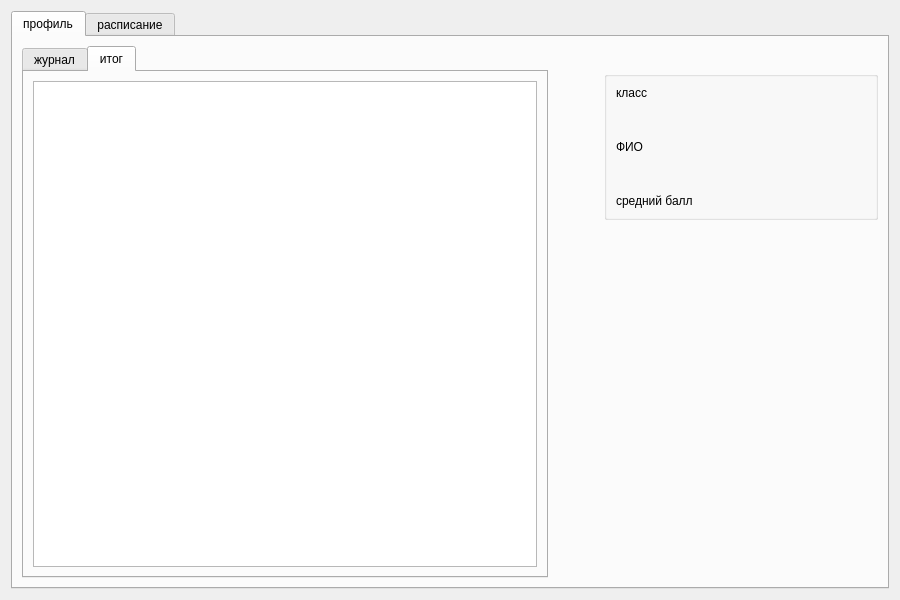
The window that SchoolManagmentSystem/Views/Forms/studentwindow.ui (KaledaKirill/SchoolManagmentSystem) describes before a commit, drawn with Qt 5.
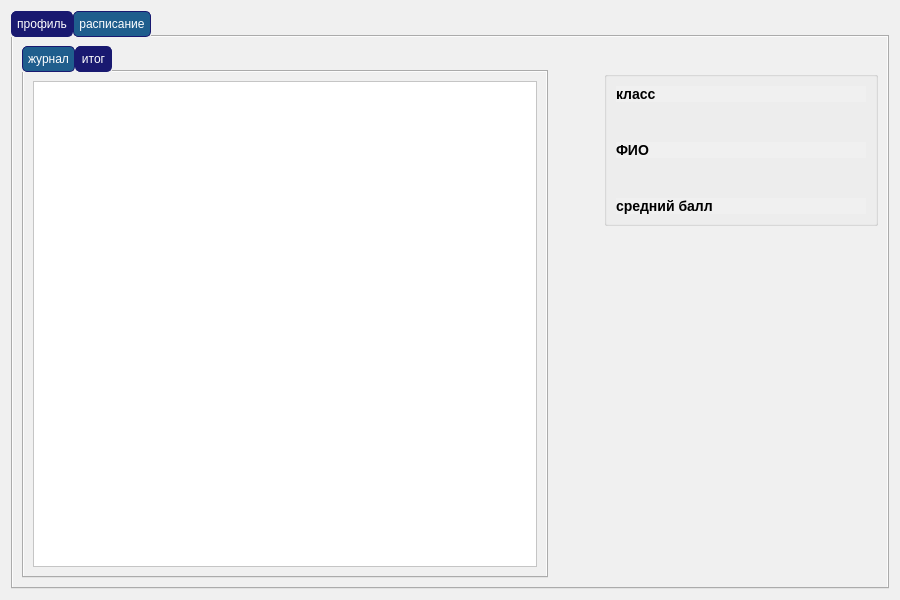
The same window after the commit. Icons and pictures are not drawn.

Diff of the .ui file:
```diff
--- a/SchoolManagmentSystem/Views/Forms/studentwindow.ui
+++ b/SchoolManagmentSystem/Views/Forms/studentwindow.ui
@@ -72,10 +72,9 @@
 }
 
 QComboBox::down-arrow {
-    image: url(:resources\\images\\triangle.png); 
-    width: 12px; 
-    height: 12px; 
-    margin-top: 4px; 
+ 	image: url(:/images/row.png);
+	width: 16px;
+    height: 16px
 }
 
 QTabBar::tab {
```
Left out of the diff: 8 changed lines with no effect on the pictures.
